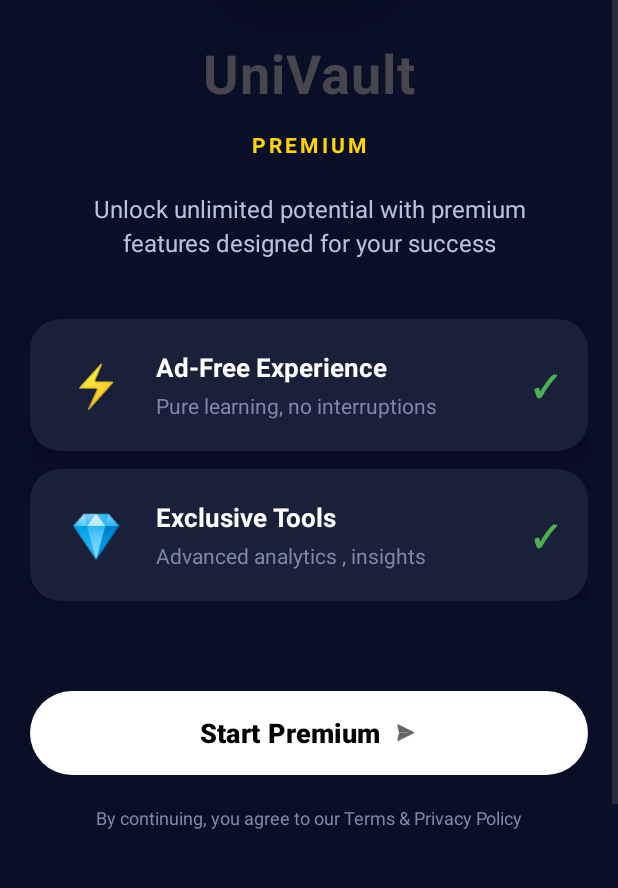
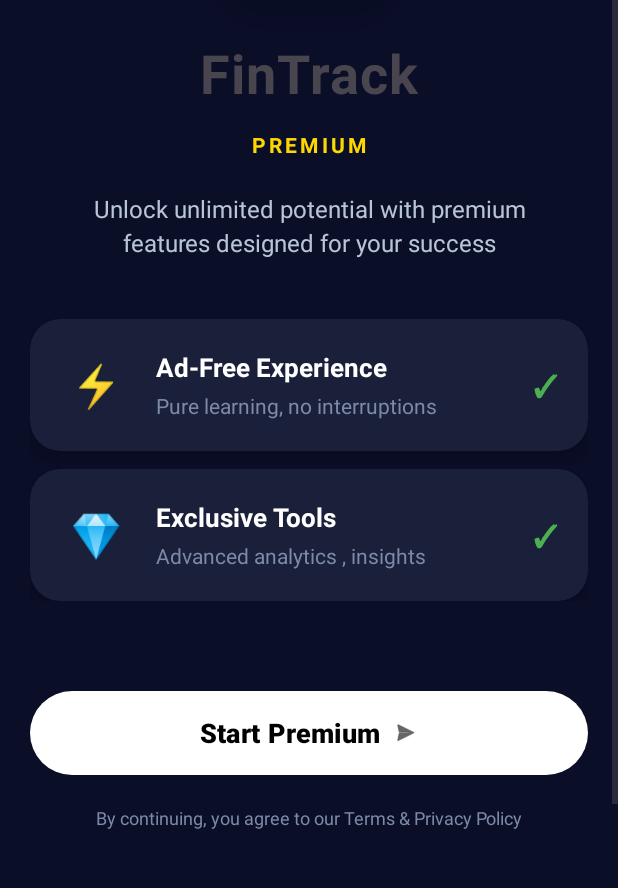
Before and after one commit to Pavithra124/FinTrack_Frontend, an Android app: the SubscriptionActivity screen opened directly, with no data from a screen before it, on a phone screen of 412 x 824 dp, the part 270-1158 px from its top. Run offline under Robolectric (Android 15) with nearby library versions, the phone set to English and light mode, and no system bars; libraries missing offline, so code that uses them is left out: com.android.billingclient; 2 statements that could not run were skipped.

Commit message:
updated 08-10-25

```diff
--- a/app/src/main/res/layout/activity_subscription.xml
+++ b/app/src/main/res/layout/activity_subscription.xml
@@ -66,7 +66,7 @@
             android:layout_width="wrap_content"
             android:layout_height="wrap_content"
             android:layout_marginTop="24dp"
-            android:text="UniVault"
+            android:text="FinTrack"
             android:textSize="36sp"
             android:textStyle="bold"
             android:letterSpacing="0.02"
```
